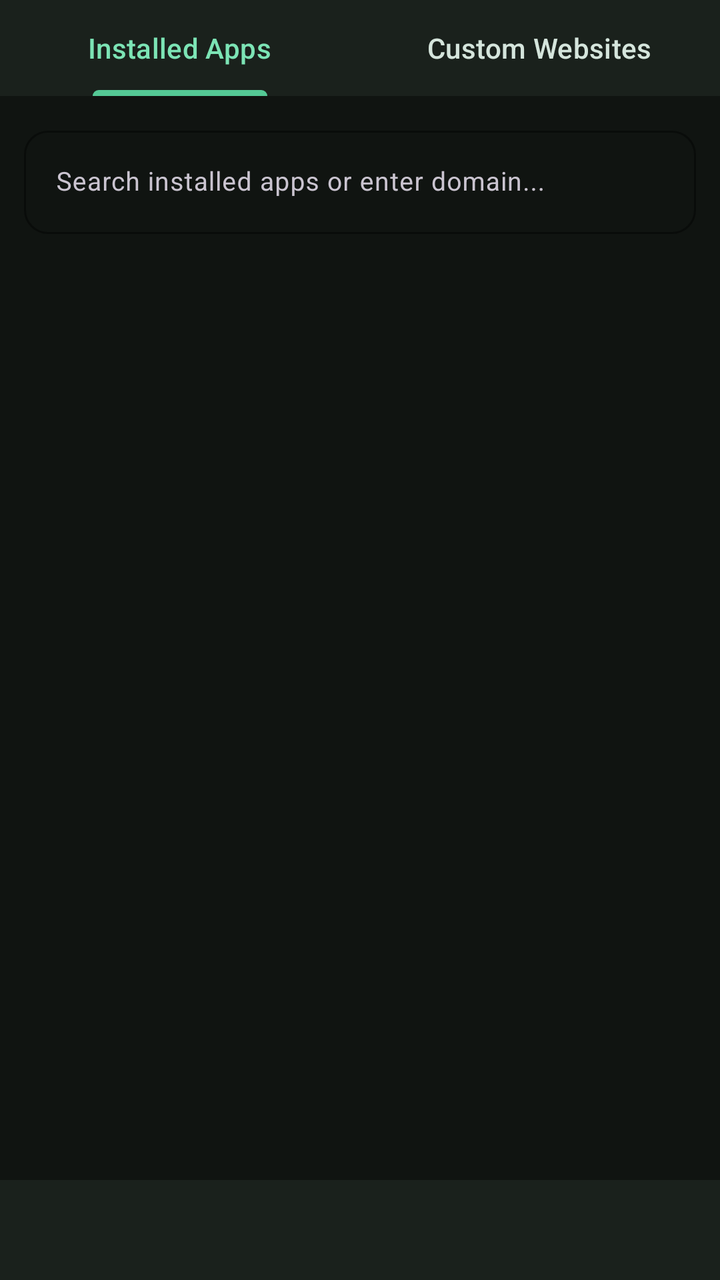
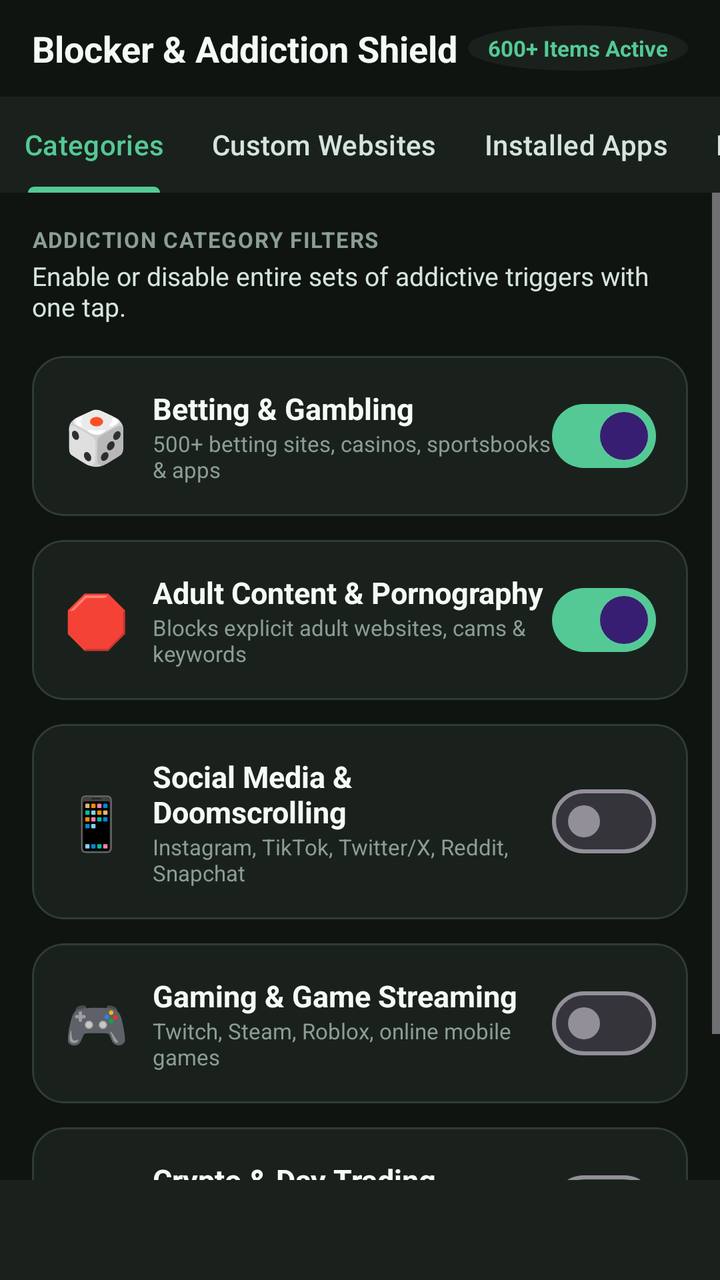

Screens rendered from an Android XML layout before and after an edit, with the pre-edit source and the edit as a unified diff.
<!-- AndroidManifest.xml: application theme Theme.BetShield -->
<!-- res/layout/activity_custom_blocker.xml -->
<?xml version="1.0" encoding="utf-8"?>
<LinearLayout xmlns:android="http://schemas.android.com/apk/res/android"
    xmlns:app="http://schemas.android.com/apk/res-auto"
    android:layout_width="match_parent"
    android:layout_height="match_parent"
    android:background="@color/background"
    android:orientation="vertical">

    
    <com.google.android.material.tabs.TabLayout
        android:id="@+id/tabLayout"
        android:layout_width="match_parent"
        android:layout_height="wrap_content"
        android:background="@color/surface"
        app:tabIndicatorColor="@color/primary"
        app:tabSelectedTextColor="@color/primary_light"
        app:tabTextColor="@color/text_secondary">

        <com.google.android.material.tabs.TabItem
            android:layout_width="wrap_content"
            android:layout_height="wrap_content"
            android:text="Installed Apps" />

        <com.google.android.material.tabs.TabItem
            android:layout_width="wrap_content"
            android:layout_height="wrap_content"
            android:text="Custom Websites" />
    </com.google.android.material.tabs.TabLayout>

    
    <LinearLayout
        android:layout_width="match_parent"
        android:layout_height="wrap_content"
        android:orientation="horizontal"
        android:padding="12dp">

        <com.google.android.material.textfield.TextInputLayout
            android:id="@+id/tilSearchInput"
            style="@style/Widget.Material3.TextInputLayout.OutlinedBox"
            android:layout_width="0dp"
            android:layout_height="wrap_content"
            android:layout_weight="1"
            app:boxCornerRadiusBottomEnd="12dp"
            app:boxCornerRadiusBottomStart="12dp"
            app:boxCornerRadiusTopEnd="12dp"
            app:boxCornerRadiusTopStart="12dp"
            app:boxStrokeColor="@color/primary">

            <com.google.android.material.textfield.TextInputEditText
                android:id="@+id/etSearchOrAdd"
                android:layout_width="match_parent"
                android:layout_height="wrap_content"
                android:hint="Search installed apps or enter domain..."
                android:inputType="text"
                android:textColor="@color/text_primary"
                android:textSize="13sp" />
        </com.google.android.material.textfield.TextInputLayout>

        <com.google.android.material.button.MaterialButton
            android:id="@+id/btnAddDomain"
            style="@style/Widget.Material3.Button"
            android:layout_width="wrap_content"
            android:layout_height="wrap_content"
            android:layout_gravity="center_vertical"
            android:layout_marginStart="8dp"
            android:text="+ Add"
            android:visibility="gone"
            app:cornerRadius="12dp" />
    </LinearLayout>

    
    <ProgressBar
        android:id="@+id/progressBar"
        android:layout_width="wrap_content"
        android:layout_height="wrap_content"
        android:layout_gravity="center"
        android:layout_marginTop="32dp"
        android:visibility="gone" />

    
    <androidx.recyclerview.widget.RecyclerView
        android:id="@+id/rvCustomItems"
        android:layout_width="match_parent"
        android:layout_height="0dp"
        android:layout_weight="1"
        android:clipToPadding="false"
        android:padding="12dp" />

    
    <FrameLayout
        android:id="@+id/adBannerContainer"
        android:layout_width="match_parent"
        android:layout_height="50dp"
        android:layout_gravity="bottom"
        android:background="@color/surface" />

</LinearLayout>
<!-- resources referenced by this layout -->
<resources>
  <color name="background">#101411</color>
  <color name="primary">#54C995</color>
  <color name="primary_light">#7CE4B5</color>
  <color name="surface">#1A211C</color>
  <color name="text_primary">#F4FBF7</color>
  <color name="text_secondary">#D5E5DC</color>
  <style name="Theme.BetShield" parent="Theme.Material3.Dark.NoActionBar">
          <item name="colorPrimary">@color/primary</item>
          <item name="colorPrimaryDark">@color/primary_dark</item>
          <item name="colorAccent">@color/accent</item>
          <item name="android:windowBackground">@color/background</item>
          <item name="android:statusBarColor">@color/background</item>
          <item name="android:navigationBarColor">@color/background</item>
          <item name="colorSurface">@color/surface</item>
          <item name="colorOnSurface">@color/text_primary</item>
      </style>
  <color name="primary_dark">#3DA776</color>
  <color name="accent">#54C995</color>
</resources>

<!-- the commit's change to res/layout/activity_custom_blocker.xml (unified diff, before → after) -->
@@ -1,20 +1,63 @@
 <?xml version="1.0" encoding="utf-8"?>
 <LinearLayout xmlns:android="http://schemas.android.com/apk/res/android"
     xmlns:app="http://schemas.android.com/apk/res-auto"
+    xmlns:tools="http://schemas.android.com/tools"
     android:layout_width="match_parent"
     android:layout_height="match_parent"
     android:background="@color/background"
     android:orientation="vertical">
 
     
+    <RelativeLayout
+        android:layout_width="match_parent"
+        android:layout_height="wrap_content"
+        android:paddingHorizontal="16dp"
+        android:paddingVertical="12dp">
+
+        <TextView
+            android:layout_width="wrap_content"
+            android:layout_height="wrap_content"
+            android:text="Blocker &amp; Addiction Shield"
+            android:textColor="@color/text_primary"
+            android:textSize="18sp"
+            android:textStyle="bold" />
+
+        <TextView
+            android:id="@+id/tvTotalBlockedBadge"
+            android:layout_width="wrap_content"
+            android:layout_height="wrap_content"
+            android:layout_alignParentEnd="true"
+            android:layout_centerVertical="true"
+            android:background="@drawable/bg_breathing_circle"
+            android:backgroundTint="@color/surface"
+            android:paddingHorizontal="10dp"
+            android:paddingVertical="4dp"
+            android:text="600+ Items Active"
+            android:textColor="@color/primary"
+            android:textSize="11sp"
+            android:textStyle="bold" />
+    </RelativeLayout>
+
+    
     <com.google.android.material.tabs.TabLayout
-        android:id="@+id/tabLayout"
+        android:id="@+id/tabLayoutBlocker"
         android:layout_width="match_parent"
         android:layout_height="wrap_content"
         android:background="@color/surface"
         app:tabIndicatorColor="@color/primary"
-        app:tabSelectedTextColor="@color/primary_light"
+        app:tabMode="scrollable"
+        app:tabSelectedTextColor="@color/primary"
         app:tabTextColor="@color/text_secondary">
+
+        <com.google.android.material.tabs.TabItem
+            android:layout_width="wrap_content"
+            android:layout_height="wrap_content"
+            android:text="Categories" />
+
+        <com.google.android.material.tabs.TabItem
+            android:layout_width="wrap_content"
+            android:layout_height="wrap_content"
+            android:text="Custom Websites" />
 
         <com.google.android.material.tabs.TabItem
             android:layout_width="wrap_content"
@@ -24,67 +67,486 @@
         <com.google.android.material.tabs.TabItem
             android:layout_width="wrap_content"
             android:layout_height="wrap_content"
-            android:text="Custom Websites" />
+            android:text="Preloaded Betting" />
     </com.google.android.material.tabs.TabLayout>
 
     
-    <LinearLayout
-        android:layout_width="match_parent"
-        android:layout_height="wrap_content"
-        android:orientation="horizontal"
-        android:padding="12dp">
-
-        <com.google.android.material.textfield.TextInputLayout
-            android:id="@+id/tilSearchInput"
-            style="@style/Widget.Material3.TextInputLayout.OutlinedBox"
-            android:layout_width="0dp"
-            android:layout_height="wrap_content"
-            android:layout_weight="1"
-            app:boxCornerRadiusBottomEnd="12dp"
-            app:boxCornerRadiusBottomStart="12dp"
-            app:boxCornerRadiusTopEnd="12dp"
-            app:boxCornerRadiusTopStart="12dp"
-            app:boxStrokeColor="@color/primary">
-
-            <com.google.android.material.textfield.TextInputEditText
-                android:id="@+id/etSearchOrAdd"
-                android:layout_width="match_parent"
-                android:layout_height="wrap_content"
-                android:hint="Search installed apps or enter domain..."
-                android:inputType="text"
-                android:textColor="@color/text_primary"
-                android:textSize="13sp" />
-        </com.google.android.material.textfield.TextInputLayout>
-
-        <com.google.android.material.button.MaterialButton
-            android:id="@+id/btnAddDomain"
-            style="@style/Widget.Material3.Button"
-            android:layout_width="wrap_content"
-            android:layout_height="wrap_content"
-            android:layout_gravity="center_vertical"
-            android:layout_marginStart="8dp"
-            android:text="+ Add"
-            android:visibility="gone"
-            app:cornerRadius="12dp" />
-    </LinearLayout>
-
-    
-    <ProgressBar
-        android:id="@+id/progressBar"
-        android:layout_width="wrap_content"
-        android:layout_height="wrap_content"
-        android:layout_gravity="center"
-        android:layout_marginTop="32dp"
-        android:visibility="gone" />
-
-    
-    <androidx.recyclerview.widget.RecyclerView
-        android:id="@+id/rvCustomItems"
+    <FrameLayout
         android:layout_width="match_parent"
         android:layout_height="0dp"
-        android:layout_weight="1"
-        android:clipToPadding="false"
-        android:padding="12dp" />
+        android:layout_weight="1">
+
+        
+        <ScrollView
+            android:id="@+id/containerTabCategories"
+            android:layout_width="match_parent"
+            android:layout_height="match_parent"
+            android:fillViewport="true"
+            android:visibility="visible">
+
+            <LinearLayout
+                android:layout_width="match_parent"
+                android:layout_height="wrap_content"
+                android:orientation="vertical"
+                android:padding="16dp">
+
+                <TextView
+                    android:layout_width="wrap_content"
+                    android:layout_height="wrap_content"
+                    android:text="ADDICTION CATEGORY FILTERS"
+                    android:textColor="@color/text_muted"
+                    android:textSize="11sp"
+                    android:textStyle="bold"
+                    android:letterSpacing="0.05" />
+
+                <TextView
+                    android:layout_width="wrap_content"
+                    android:layout_height="wrap_content"
+                    android:layout_marginTop="2dp"
+                    android:layout_marginBottom="16dp"
+                    android:text="Enable or disable entire sets of addictive triggers with one tap."
+                    android:textColor="@color/text_secondary"
+                    android:textSize="13sp" />
+
+                
+                <com.google.android.material.card.MaterialCardView
+                    android:layout_width="match_parent"
+                    android:layout_height="wrap_content"
+                    android:layout_marginBottom="12dp"
+                    app:cardBackgroundColor="@color/surface"
+                    app:cardCornerRadius="16dp"
+                    app:strokeColor="@color/card_stroke"
+                    app:strokeWidth="1dp">
+
+                    <LinearLayout
+                        android:layout_width="match_parent"
+                        android:layout_height="wrap_content"
+                        android:gravity="center_vertical"
+                        android:orientation="horizontal"
+                        android:padding="16dp">
+
+                        <TextView
+                            android:layout_width="wrap_content"
+                            android:layout_height="wrap_content"
+                            android:layout_marginEnd="12dp"
+                            android:text="🎲"
+                            android:textSize="26sp" />
+
+                        <LinearLayout
+                            android:layout_width="0dp"
+                            android:layout_height="wrap_content"
+                            android:layout_weight="1"
+                            android:orientation="vertical">
+
+                            <TextView
+                                android:layout_width="wrap_content"
+                                android:layout_height="wrap_content"
+                                android:text="Betting &amp; Gambling"
+                                android:textColor="@color/text_primary"
+                                android:textSize="15sp"
+                                android:textStyle="bold" />
+
+                            <TextView
+                                android:layout_width="wrap_content"
+                                android:layout_height="wrap_content"
+                                android:text="500+ betting sites, casinos, sportsbooks &amp; apps"
+                                android:textColor="@color/text_muted"
+                                android:textSize="11sp" />
+                        </LinearLayout>
+
+                        <com.google.android.material.materialswitch.MaterialSwitch
+                            android:id="@+id/switchBlockGambling"
+                            android:layout_width="wrap_content"
+                            android:layout_height="wrap_content"
+                            android:checked="true" />
+                    </LinearLayout>
+                </com.google.android.material.card.MaterialCardView>
+
+                
+                <com.google.android.material.card.MaterialCardView
+                    android:layout_width="match_parent"
+                    android:layout_height="wrap_content"
+                    android:layout_marginBottom="12dp"
+                    app:cardBackgroundColor="@color/surface"
+                    app:cardCornerRadius="16dp"
+                    app:strokeColor="@color/card_stroke"
+                    app:strokeWidth="1dp">
+
+                    <LinearLayout
+                        android:layout_width="match_parent"
+                        android:layout_height="wrap_content"
+                        android:gravity="center_vertical"
+                        android:orientation="horizontal"
+                        android:padding="16dp">
+
+                        <TextView
+                            android:layout_width="wrap_content"
+                            android:layout_height="wrap_content"
+                            android:layout_marginEnd="12dp"
+                            android:text="🛑"
+                            android:textSize="26sp" />
+
+                        <LinearLayout
+                            android:layout_width="0dp"
+                            android:layout_height="wrap_content"
+                            android:layout_weight="1"
+                            android:orientation="vertical">
+
+                            <TextView
+                                android:layout_width="wrap_content"
+                                android:layout_height="wrap_content"
+                                android:text="Adult Content &amp; Pornography"
+                                android:textColor="@color/text_primary"
+                                android:textSize="15sp"
+                                android:textStyle="bold" />
+
+                            <TextView
+                                android:layout_width="wrap_content"
+                                android:layout_height="wrap_content"
+                                android:text="Blocks explicit adult websites, cams &amp; keywords"
+                                android:textColor="@color/text_muted"
+                                android:textSize="11sp" />
+                        </LinearLayout>
+
+                        <com.google.android.material.materialswitch.MaterialSwitch
+                            android:id="@+id/switchBlockAdult"
+                            android:layout_width="wrap_content"
+                            android:layout_height="wrap_content"
+                            android:checked="true" />
+                    </LinearLayout>
+                </com.google.android.material.card.MaterialCardView>
+
+                
+                <com.google.android.material.card.MaterialCardView
+                    android:layout_width="match_parent"
+                    android:layout_height="wrap_content"
+                    android:layout_marginBottom="12dp"
+                    app:cardBackgroundColor="@color/surface"
+                    app:cardCornerRadius="16dp"
+                    app:strokeColor="@color/card_stroke"
+                    app:strokeWidth="1dp">
+
+                    <LinearLayout
+                        android:layout_width="match_parent"
+                        android:layout_height="wrap_content"
+                        android:gravity="center_vertical"
+                        android:orientation="horizontal"
+                        android:padding="16dp">
+
+                        <TextView
+                            android:layout_width="wrap_content"
+                            android:layout_height="wrap_content"
+                            android:layout_marginEnd="12dp"
+                            android:text="📱"
+                            android:textSize="26sp" />
+
+                        <LinearLayout
+                            android:layout_width="0dp"
+                            android:layout_height="wrap_content"
+                            android:layout_weight="1"
+                            android:orientation="vertical">
+
+                            <TextView
+                                android:layout_width="wrap_content"
+                                android:layout_height="wrap_content"
+                                android:text="Social Media &amp; Doomscrolling"
+                                android:textColor="@color/text_primary"
+                                android:textSize="15sp"
+                                android:textStyle="bold" />
+
+                            <TextView
+                                android:layout_width="wrap_content"
+                                android:layout_height="wrap_content"
+                                android:text="Instagram, TikTok, Twitter/X, Reddit, Snapchat"
+                                android:textColor="@color/text_muted"
+                                android:textSize="11sp" />
+                        </LinearLayout>
+
+                        <com.google.android.material.materialswitch.MaterialSwitch
+                            android:id="@+id/switchBlockSocial"
+                            android:layout_width="wrap_content"
+                            android:layout_height="wrap_content"
+                            android:checked="false" />
+                    </LinearLayout>
+                </com.google.android.material.card.MaterialCardView>
+
+                
+                <com.google.android.material.card.MaterialCardView
+                    android:layout_width="match_parent"
+                    android:layout_height="wrap_content"
+                    android:layout_marginBottom="12dp"
+                    app:cardBackgroundColor="@color/surface"
+                    app:cardCornerRadius="16dp"
+                    app:strokeColor="@color/card_stroke"
+                    app:strokeWidth="1dp">
+
+                    <LinearLayout
+                        android:layout_width="match_parent"
+                        android:layout_height="wrap_content"
+                        android:gravity="center_vertical"
+                        android:orientation="horizontal"
+                        android:padding="16dp">
+
+                        <TextView
+                            android:layout_width="wrap_content"
+                            android:layout_height="wrap_content"
+                            android:layout_marginEnd="12dp"
+                            android:text="🎮"
+                            android:textSize="26sp" />
+
+                        <LinearLayout
+                            android:layout_width="0dp"
+                            android:layout_height="wrap_content"
+                            android:layout_weight="1"
+                            android:orientation="vertical">
+
+                            <TextView
+                                android:layout_width="wrap_content"
+                                android:layout_height="wrap_content"
+                                android:text="Gaming &amp; Game Streaming"
+                                android:textColor="@color/text_primary"
+                                android:textSize="15sp"
+                                android:textStyle="bold" />
+
+                            <TextView
+                                android:layout_width="wrap_content"
+                                android:layout_height="wrap_content"
+                                android:text="Twitch, Steam, Roblox, online mobile games"
+                                android:textColor="@color/text_muted"
+                                android:textSize="11sp" />
+                        </LinearLayout>
+
+                        <com.google.android.material.materialswitch.MaterialSwitch
+                            android:id="@+id/switchBlockGaming"
+                            android:layout_width="wrap_content"
+                            android:layout_height="wrap_content"
+                            android:checked="false" />
+                    </LinearLayout>
+                </com.google.android.material.card.MaterialCardView>
+
+                
+                <com.google.android.material.card.MaterialCardView
+                    android:layout_width="match_parent"
+                    android:layout_height="wrap_content"
+                    android:layout_marginBottom="16dp"
+                    app:cardBackgroundColor="@color/surface"
+                    app:cardCornerRadius="16dp"
+                    app:strokeColor="@color/card_stroke"
+                    app:strokeWidth="1dp">
+
+                    <LinearLayout
+                        android:layout_width="match_parent"
+                        android:layout_height="wrap_content"
+                        android:gravity="center_vertical"
+                        android:orientation="horizontal"
+                        android:padding="16dp">
+
+                        <TextView
+                            android:layout_width="wrap_content"
+                            android:layout_height="wrap_content"
+                            android:layout_marginEnd="12dp"
+                            android:text="📈"
+                            android:textSize="26sp" />
+
+                        <LinearLayout
+                            android:layout_width="0dp"
+                            android:layout_height="wrap_content"
+                            android:layout_weight="1"
+                            android:orientation="vertical">
+
+                            <TextView
+                                android:layout_width="wrap_content"
+                                android:layout_height="wrap_content"
+                                android:text="Crypto &amp; Day Trading"
+                                android:textColor="@color/text_primary"
+                                android:textSize="15sp"
+                                android:textStyle="bold" />
+
+                            <TextView
+                                android:layout_width="wrap_content"
+                                android:layout_height="wrap_content"
+                                android:text="Binance, Bybit, KuCoin, speculative exchanges"
+                                android:textColor="@color/text_muted"
+                                android:textSize="11sp" />
+                        </LinearLayout>
+
+                        <com.google.android.material.materialswitch.MaterialSwitch
+                            android:id="@+id/switchBlockCrypto"
+                            android:layout_width="wrap_content"
+                            android:layout_height="wrap_content"
+                            android:checked="false" />
+                    </LinearLayout>
+                </com.google.android.material.card.MaterialCardView>
+
+            </LinearLayout>
+        </ScrollView>
+
+
+        
+        <LinearLayout
+            android:id="@+id/containerTabWebsites"
+            android:layout_width="match_parent"
+            android:layout_height="match_parent"
+            android:orientation="vertical"
+            android:visibility="gone">
+
+            
+            <LinearLayout
+                android:layout_width="match_parent"
+                android:layout_height="wrap_content"
+                android:orientation="horizontal"
+                android:padding="14dp">
+
+                <com.google.android.material.textfield.TextInputLayout
+                    style="@style/Widget.Material3.TextInputLayout.OutlinedBox"
+                    android:layout_width="0dp"
+                    android:layout_height="wrap_content"
+                    android:layout_weight="1"
+                    app:boxCornerRadiusBottomEnd="12dp"
+                    app:boxCornerRadiusBottomStart="12dp"
+                    app:boxCornerRadiusTopEnd="12dp"
+                    app:boxCornerRadiusTopStart="12dp"
+                    app:boxStrokeColor="@color/primary">
+
+                    <com.google.android.material.textfield.TextInputEditText
+                        android:id="@+id/etCustomDomainInput"
+                        android:layout_width="match_parent"
+                        android:layout_height="wrap_content"
+                        android:hint="Add custom website (e.g. reddit.com)..."
+                        android:inputType="textUri"
+                        android:textColor="@color/text_primary"
+                        android:textSize="13sp" />
+                </com.google.android.material.textfield.TextInputLayout>
+
+                <com.google.android.material.button.MaterialButton
+                    android:id="@+id/btnSubmitCustomDomain"
+                    android:layout_width="wrap_content"
+                    android:layout_height="wrap_content"
+                    android:layout_gravity="center_vertical"
+                    android:layout_marginStart="8dp"
+                    android:backgroundTint="@color/primary"
+                    android:text="+ Add"
+                    android:textColor="#101411"
+                    android:textStyle="bold"
+                    app:cornerRadius="12dp" />
+            </LinearLayout>
+
+            <TextView
+                android:layout_width="wrap_content"
+                android:layout_height="wrap_content"
+                android:layout_marginHorizontal="16dp"
+                android:text="YOUR CUSTOM BLOCKED WEBSITES"
+                android:textColor="@color/text_muted"
+                android:textSize="11sp"
+                android:textStyle="bold" />
+
+            <androidx.recyclerview.widget.RecyclerView
+                android:id="@+id/rvCustomWebsites"
+                android:layout_width="match_parent"
+                android:layout_height="0dp"
+                android:layout_weight="1"
+                android:clipToPadding="false"
+                android:padding="12dp" />
+        </LinearLayout>
+
+
+        
+        <LinearLayout
+            android:id="@+id/containerTabApps"
+            android:layout_width="match_parent"
+            android:layout_height="match_parent"
+            android:orientation="vertical"
+            android:visibility="gone">
+
+            
+            <LinearLayout
+                android:layout_width="match_parent"
+                android:layout_height="wrap_content"
+                android:padding="14dp">
+
+                <com.google.android.material.textfield.TextInputLayout
+                    style="@style/Widget.Material3.TextInputLayout.OutlinedBox"
+                    android:layout_width="match_parent"
+                    android:layout_height="wrap_content"
+                    app:boxCornerRadiusBottomEnd="12dp"
+                    app:boxCornerRadiusBottomStart="12dp"
+                    app:boxCornerRadiusTopEnd="12dp"
+                    app:boxCornerRadiusTopStart="12dp"
+                    app:boxStrokeColor="@color/primary">
+
+                    <com.google.android.material.textfield.TextInputEditText
+                        android:id="@+id/etSearchApps"
+                        android:layout_width="match_parent"
+                        android:layout_height="wrap_content"
+                        android:hint="Search installed apps on your device..."
+                        android:inputType="text"
+                        android:textColor="@color/text_primary"
+                        android:textSize="13sp" />
+                </com.google.android.material.textfield.TextInputLayout>
+            </LinearLayout>
+
+            <ProgressBar
+                android:id="@+id/progressLoadingApps"
+                android:layout_width="wrap_content"
+                android:layout_height="wrap_content"
+                android:layout_gravity="center"
+                android:layout_marginTop="24dp"
+                android:visibility="gone" />
+
+            <androidx.recyclerview.widget.RecyclerView
+                android:id="@+id/rvInstalledApps"
+                android:layout_width="match_parent"
+                android:layout_height="0dp"
+                android:layout_weight="1"
+                android:clipToPadding="false"
+                android:padding="12dp" />
+        </LinearLayout>
+
+
+        
+        <LinearLayout
+            android:id="@+id/containerTabPreloadedBetting"
+            android:layout_width="match_parent"
+            android:layout_height="match_parent"
+            android:orientation="vertical"
+            android:visibility="gone">
+
+            <LinearLayout
+                android:layout_width="match_parent"
+                android:layout_height="wrap_content"
+                android:padding="14dp">
+
+                <com.google.android.material.textfield.TextInputLayout
+                    style="@style/Widget.Material3.TextInputLayout.OutlinedBox"
+                    android:layout_width="match_parent"
+                    android:layout_height="wrap_content"
+                    app:boxCornerRadiusBottomEnd="12dp"
+                    app:boxCornerRadiusBottomStart="12dp"
+                    app:boxCornerRadiusTopEnd="12dp"
+                    app:boxCornerRadiusTopStart="12dp"
+                    app:boxStrokeColor="@color/primary">
+
+                    <com.google.android.material.textfield.TextInputEditText
+                        android:id="@+id/etSearchPreloadedBetting"
+                        android:layout_width="match_parent"
+                        android:layout_height="wrap_content"
+                        android:hint="Search 500+ preloaded betting domains &amp; apps..."
+                        android:inputType="text"
+                        android:textColor="@color/text_primary"
+                        android:textSize="13sp" />
+                </com.google.android.material.textfield.TextInputLayout>
+            </LinearLayout>
+
+            <androidx.recyclerview.widget.RecyclerView
+                android:id="@+id/rvPreloadedBetting"
+                android:layout_width="match_parent"
+                android:layout_height="0dp"
+                android:layout_weight="1"
+                android:clipToPadding="false"
+                android:padding="12dp" />
+        </LinearLayout>
+
+    </FrameLayout>
 
     
     <FrameLayout
<!-- resource entries referenced after the edit -->
@@ -1,11 +1,21 @@
 <!-- resources referenced by this layout -->
 <resources>
   <color name="background">#101411</color>
+  <color name="card_stroke">#2E3D34</color>
   <color name="primary">#54C995</color>
-  <color name="primary_light">#7CE4B5</color>
   <color name="surface">#1A211C</color>
+  <color name="text_muted">#8B9E93</color>
   <color name="text_primary">#F4FBF7</color>
   <color name="text_secondary">#D5E5DC</color>
+  <!-- drawable bg_breathing_circle (drawable) -->
+  <?xml version="1.0" encoding="utf-8"?>
+  <shape xmlns:android="http://schemas.android.com/apk/res/android"
+      android:shape="oval">
+      <solid android:color="#24382C" />
+      <stroke
+          android:width="3dp"
+          android:color="#54C995" />
+  </shape>
   <style name="Theme.BetShield" parent="Theme.Material3.Dark.NoActionBar">
           <item name="colorPrimary">@color/primary</item>
           <item name="colorPrimaryDark">@color/primary_dark</item>
